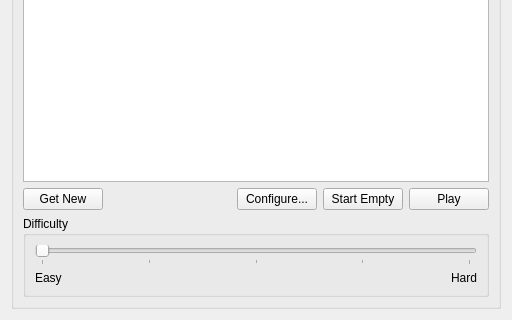
Before: the Qt Designer form src/gui/welcomescreen.ui in KDE/ksudoku, drawn with Qt 5; both pictures show x 0 to 512 and y 192 to 512 of the 512 by 512 pixel window.
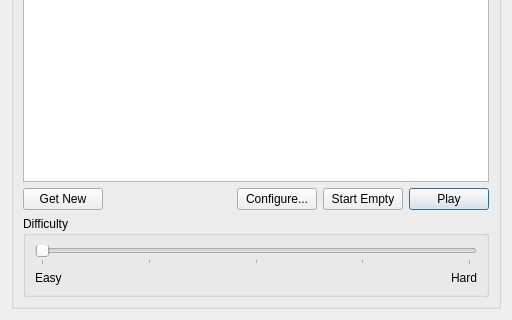
After: the same form once the commit is applied.

Diff of the .ui file:
```diff
--- a/src/gui/welcomescreen.ui
+++ b/src/gui/welcomescreen.ui
@@ -60,6 +60,12 @@
           <property name="text" >
            <string>Play</string>
           </property>
+          <property name="autoDefault" >
+           <bool>false</bool>
+          </property>
+          <property name="default" >
+           <bool>true</bool>
+          </property>
          </widget>
         </item>
        </layout>
```
